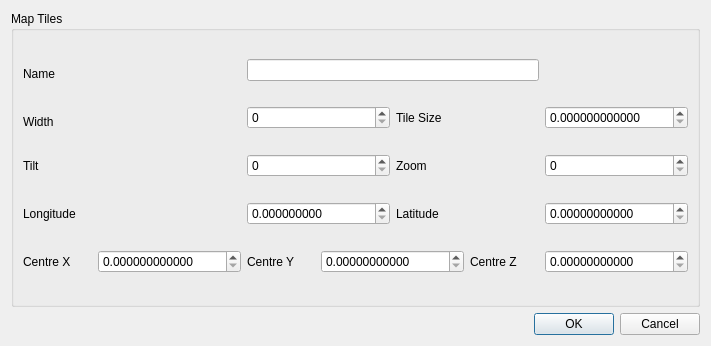
Qt form forms/repo_maptilesdialog.ui (3drepo/3drepogui) before a commit.
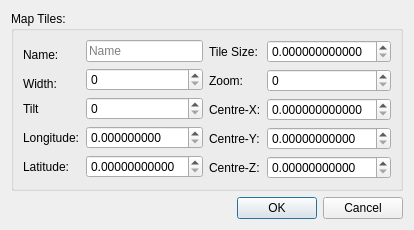
The same form after that commit.

Commit message: #56 Map tiles dialog improved.

```diff
--- a/forms/repo_maptilesdialog.ui
+++ b/forms/repo_maptilesdialog.ui
@@ -6,8 +6,8 @@
    <rect>
     <x>0</x>
     <y>0</y>
-    <width>711</width>
-    <height>346</height>
+    <width>383</width>
+    <height>204</height>
    </rect>
   </property>
   <property name="windowTitle">
@@ -17,38 +17,51 @@
    <item>
     <widget class="QGroupBox" name="groupBox">
      <property name="title">
-      <string>Map Tiles</string>
+      <string>Map Tiles:</string>
      </property>
-     <layout class="QGridLayout" name="gridLayout">
-      <item row="1" column="0" colspan="3">
+     <layout class="QVBoxLayout" name="verticalLayout_2">
+      <item>
+       <widget class="QWidget" name="widget_4" native="true">
+        <layout class="QHBoxLayout" name="horizontalLayout">
+         <property name="leftMargin">
+          <number>0</number>
+         </property>
+         <property name="topMargin">
+          <number>0</number>
+         </property>
+         <property name="rightMargin">
+          <number>0</number>
+         </property>
+         <property name="bottomMargin">
+          <number>0</number>
+         </property>
+         <item>
+          <widget class="QWidget" name="widget" native="true">
+           <layout class="QFormLayout" name="formLayout_2">
+            <property name="leftMargin">
+             <number>0</number>
+            </property>
+            <property name="topMargin">
+             <number>0</number>
+            </property>
+            <property name="rightMargin">
+             <number>0</number>
+            </property>
+            <property name="bottomMargin">
+             <number>0</number>
+            </property>
+            <item row="1" column="0">
        <widget class="QLabel" name="widthLabel">
         <property name="text">
-         <string>Width</string>
+               <string>Width:</string>
         </property>
         <property name="alignment">
          <set>Qt::AlignBottom|Qt::AlignLeading|Qt::AlignLeft</set>
         </property>
        </widget>
       </item>
-      <item row="0" column="0" colspan="3">
-       <widget class="QLabel" name="nameLabel">
-        <property name="text">
-         <string>Name</string>
-        </property>
-        <property name="alignment">
-         <set>Qt::AlignBottom|Qt::AlignLeading|Qt::AlignLeft</set>
-        </property>
-       </widget>
-      </item>
-      <item row="2" column="3" colspan="2">
-       <widget class="QSpinBox" name="tiltSpinBox"/>
-      </item>
-      <item row="1" column="7" colspan="2">
-       <widget class="QDoubleSpinBox" name="tileSpinBox">
-        <property name="decimals">
-         <number>12</number>
-        </property>
-       </widget>
+            <item row="1" column="1">
+             <widget class="QSpinBox" name="widthSpinBox"/>
       </item>
       <item row="2" column="0">
        <widget class="QLabel" name="tiltLabel">
@@ -57,99 +70,144 @@
         </property>
        </widget>
       </item>
-      <item row="1" column="5">
-       <widget class="QLabel" name="tileSizeLabel">
-        <property name="text">
-         <string>Tile Size</string>
-        </property>
-       </widget>
-      </item>
-      <item row="3" column="5">
-       <widget class="QLabel" name="latLabel">
-        <property name="text">
-         <string>Latitude</string>
-        </property>
-       </widget>
-      </item>
-      <item row="2" column="5">
-       <widget class="QLabel" name="zoomLabel">
-        <property name="text">
-         <string>Zoom</string>
-        </property>
-       </widget>
-      </item>
-      <item row="3" column="7" colspan="2">
-       <widget class="QDoubleSpinBox" name="latSpinBox">
-        <property name="decimals">
-         <number>11</number>
-        </property>
-       </widget>
-      </item>
-      <item row="3" column="3" colspan="2">
+            <item row="2" column="1">
+             <widget class="QSpinBox" name="tiltSpinBox"/>
+            </item>
+            <item row="3" column="1">
        <widget class="QDoubleSpinBox" name="longSpinBox">
         <property name="decimals">
          <number>9</number>
         </property>
        </widget>
       </item>
-      <item row="2" column="7" colspan="2">
-       <widget class="QSpinBox" name="zoomSpinBox"/>
-      </item>
-      <item row="3" column="0" colspan="3">
+            <item row="3" column="0">
        <widget class="QLabel" name="longLabel">
         <property name="text">
-         <string>Longitude</string>
+               <string>Longitude:</string>
         </property>
        </widget>
       </item>
-      <item row="5" column="1" colspan="2">
+            <item row="4" column="0">
+             <widget class="QLabel" name="latLabel">
+              <property name="text">
+               <string>Latitude:</string>
+              </property>
+             </widget>
+            </item>
+            <item row="4" column="1">
+             <widget class="QDoubleSpinBox" name="latSpinBox">
+              <property name="decimals">
+               <number>11</number>
+              </property>
+             </widget>
+            </item>
+            <item row="0" column="0">
+             <widget class="QLabel" name="nameLabel">
+              <property name="text">
+               <string>Name:</string>
+              </property>
+              <property name="alignment">
+               <set>Qt::AlignBottom|Qt::AlignLeading|Qt::AlignLeft</set>
+              </property>
+             </widget>
+            </item>
+            <item row="0" column="1">
+             <widget class="QLineEdit" name="nameLineEdit">
+              <property name="placeholderText">
+               <string>Name</string>
+              </property>
+             </widget>
+            </item>
+           </layout>
+          </widget>
+         </item>
+         <item>
+          <widget class="QWidget" name="widget_3" native="true">
+           <layout class="QFormLayout" name="formLayout_3">
+            <property name="leftMargin">
+             <number>0</number>
+            </property>
+            <property name="topMargin">
+             <number>0</number>
+            </property>
+            <property name="rightMargin">
+             <number>0</number>
+            </property>
+            <property name="bottomMargin">
+             <number>0</number>
+            </property>
+            <item row="0" column="0">
+             <widget class="QLabel" name="tileSizeLabel">
+              <property name="text">
+               <string>Tile Size:</string>
+              </property>
+             </widget>
+            </item>
+            <item row="0" column="1">
+             <widget class="QDoubleSpinBox" name="tileSpinBox">
+              <property name="decimals">
+               <number>12</number>
+              </property>
+             </widget>
+            </item>
+            <item row="1" column="0">
+             <widget class="QLabel" name="zoomLabel">
+              <property name="text">
+               <string>Zoom:</string>
+              </property>
+             </widget>
+            </item>
+            <item row="1" column="1">
+             <widget class="QSpinBox" name="zoomSpinBox"/>
+            </item>
+            <item row="2" column="0">
+             <widget class="QLabel" name="coordLabel_2">
+              <property name="text">
+               <string>Centre-X:</string>
+              </property>
+             </widget>
+            </item>
+            <item row="2" column="1">
        <widget class="QDoubleSpinBox" name="xSpinBox">
         <property name="decimals">
          <number>12</number>
         </property>
        </widget>
       </item>
-      <item row="5" column="3">
+            <item row="3" column="0">
        <widget class="QLabel" name="coordLabel_3">
         <property name="text">
-         <string>Centre Y</string>
+               <string>Centre-Y:</string>
         </property>
        </widget>
       </item>
-      <item row="5" column="6">
+            <item row="3" column="1">
+             <widget class="QDoubleSpinBox" name="ySpinBox">
+              <property name="decimals">
+               <number>11</number>
+              </property>
+             </widget>
+            </item>
+            <item row="4" column="0">
        <widget class="QLabel" name="coordLabel_4">
         <property name="text">
-         <string>Centre Z</string>
+               <string>Centre-Z:</string>
         </property>
        </widget>
       </item>
-      <item row="5" column="7" colspan="2">
+            <item row="4" column="1">
        <widget class="QDoubleSpinBox" name="zSpinBox">
         <property name="decimals">
          <number>11</number>
         </property>
        </widget>
       </item>
-      <item row="5" column="0">
-       <widget class="QLabel" name="coordLabel_2">
-        <property name="text">
-         <string>Centre X</string>
-        </property>
-       </widget>
-      </item>
-      <item row="5" column="4" colspan="2">
-       <widget class="QDoubleSpinBox" name="ySpinBox">
-        <property name="decimals">
-         <number>11</number>
-        </property>
+           </layout>
+          </widget>
+         </item>
+        </layout>
        </widget>
       </item>
-      <item row="1" column="3" colspan="2">
-       <widget class="QSpinBox" name="widthSpinBox"/>
-      </item>
-      <item row="0" column="3" colspan="4">
-       <widget class="QLineEdit" name="nameLineEdit"/>
-      </item>
      </layout>
     </widget>
    </item>
```
Left out of the diff: 11 changed lines with no effect on the pictures. Lines whose indentation alone changed are shown as unchanged.
